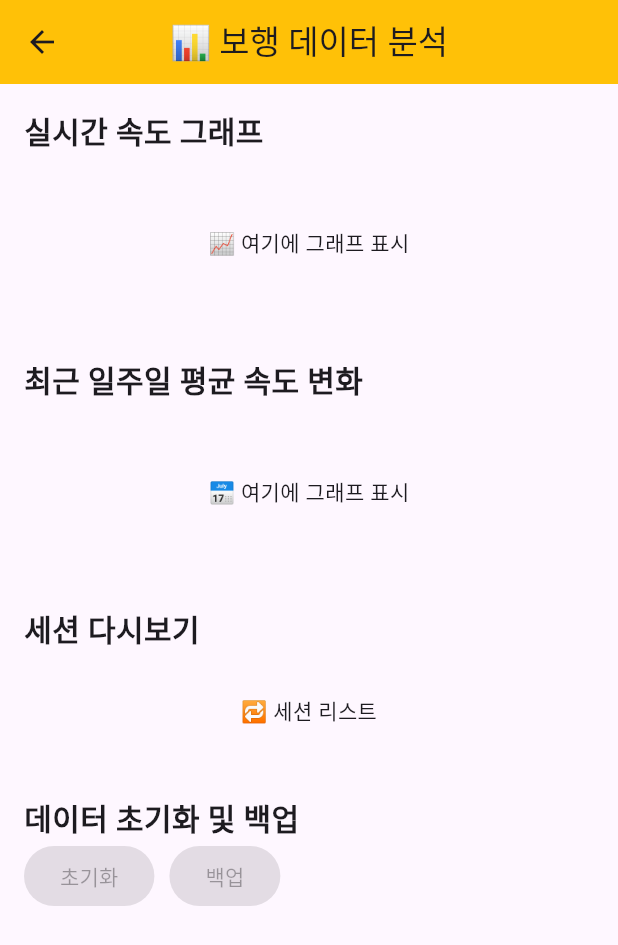
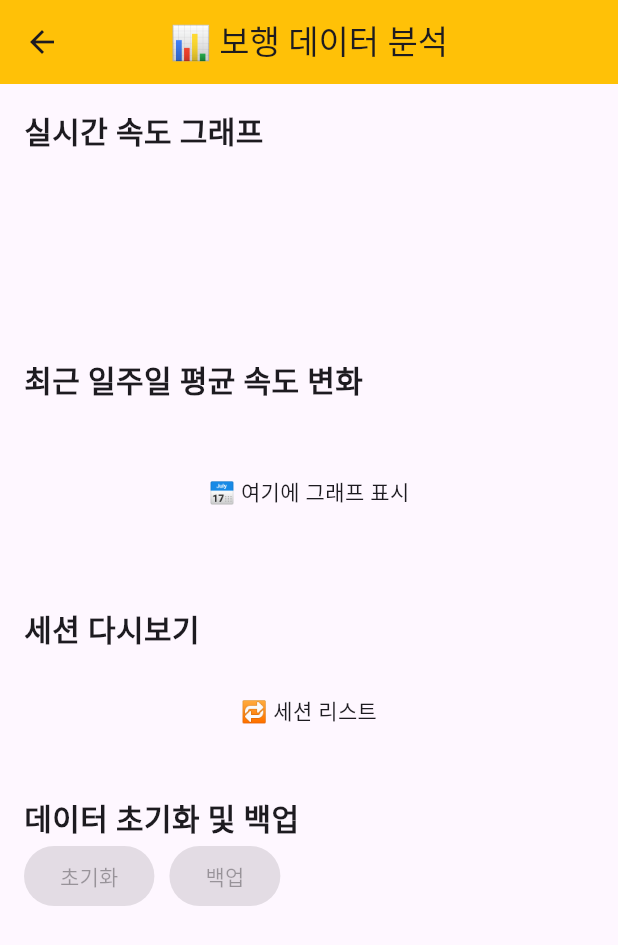
Before and after one commit to syprisilla/Walk_Guide, a Flutter app: the AnalyticsDashboardPage screen opened directly, on a phone screen of 412 x 824 dp. Shown: the top 945 px of the screen. Run offline on Flutter 3.47's test engine with Material 3 defaults, Android fonts, the phone set to English and light mode, and no system bars; drawn by our look-alikes of fl_chart; our stand-ins replace camera, flutter_tts, hive, hive_flutter, pedometer, permission_handler and 1 more; missing offline and left inert: google_mlkit_commons, google_mlkit_object_detection; accounts and stored records are empty.

Commit message:
feat: add real-time speed line chart

```diff
--- a/app/lib/analytics_dashboard_page.dart
+++ b/app/lib/analytics_dashboard_page.dart
@@ -1,7 +1,38 @@
 import 'package:flutter/material.dart';
+import 'dart:async';
+import 'package:fl_chart/fl_chart.dart';
 
-class AnalyticsDashboardPage extends StatelessWidget {
+class AnalyticsDashboardPage extends StatefulWidget {
   const AnalyticsDashboardPage({super.key});
+
+  @override
+  State<AnalyticsDashboardPage> createState() => _AnalyticsDashboardPageState();
+}
+
+class _AnalyticsDashboardPageState extends State<AnalyticsDashboardPage> {
+  List<double> speedData = [];
+  Timer? _speedTimer;
+
+  @override
+  void initState() {
+    super.initState();
+
+    _speedTimer = Timer.periodic(const Duration(seconds: 1), (_) {
+      double simulatedSpeed = (2.0 + (speedData.length % 5) * 0.3);
+      setState(() {
+        speedData.add(simulatedSpeed);
+        if (speedData.length > 30) {
+          speedData.removeAt(0);
+        }
+      });
+    });
+  }
+
+  @override
+  void dispose() {
+    _speedTimer?.cancel();
+    super.dispose();
+  }
 
   @override
   Widget build(BuildContext context) {
@@ -15,37 +46,58 @@ class AnalyticsDashboardPage extends StatelessWidget {
         padding: const EdgeInsets.all(16.0),
         child: Column(
           crossAxisAlignment: CrossAxisAlignment.start,
-          children: const [
-            Text(
+          children: [
+            const Text(
               '실시간 속도 그래프',
               style: TextStyle(fontSize: 20, fontWeight: FontWeight.bold),
             ),
-            SizedBox(height: 120, child: Center(child: Text('📈 여기에 그래프 표시'))),
-            SizedBox(height: 16),
-
-            Text(
+            SizedBox(
+              height: 120,
+              child: Padding(
+                padding: const EdgeInsets.symmetric(vertical: 12.0),
+                child: LineChart(
+                  LineChartData(
+                    titlesData: FlTitlesData(show: false),
+                    borderData: FlBorderData(show: false),
+                    lineBarsData: [
+                      LineChartBarData(
+                        spots: List.generate(
+                          speedData.length,
+                          (i) => FlSpot(i.toDouble(), speedData[i]),
+                        ),
+                        isCurved: true,
+                        barWidth: 3,
+                        dotData: FlDotData(show: false),
+                        color: Colors.blue,
+                      ),
+                    ],
+                  ),
+                ),
+              ),
+            ),
+            const SizedBox(height: 16),
+            const Text(
               '최근 일주일 평균 속도 변화',
               style: TextStyle(fontSize: 20, fontWeight: FontWeight.bold),
             ),
-            SizedBox(height: 120, child: Center(child: Text('📅 여기에 그래프 표시'))),
-            SizedBox(height: 16),
-
-            Text(
+            const SizedBox(
+                height: 120, child: Center(child: Text('📅 여기에 그래프 표시'))),
+            const SizedBox(height: 16),
+            const Text(
               '세션 다시보기',
               style: TextStyle(fontSize: 20, fontWeight: FontWeight.bold),
             ),
-            SizedBox(height: 80, child: Center(child: Text('🔁 세션 리스트'))),
-            SizedBox(height: 16),
-
-            Text(
+            const SizedBox(height: 80, child: Center(child: Text('🔁 세션 리스트'))),
+            const SizedBox(height: 16),
+            const Text(
               '데이터 초기화 및 백업',
               style: TextStyle(fontSize: 20, fontWeight: FontWeight.bold),
             ),
             Row(
               children: [
-                ElevatedButton(onPressed: null, child: Text('초기화')),
-                SizedBox(width: 10),
-                ElevatedButton(onPressed: null, child: Text('백업')),
+                ElevatedButton(onPressed: null, child: const Text('초기화')),
+                const SizedBox(width: 10),
+                ElevatedButton(onPressed: null, child: const Text('백업')),
               ],
             ),
           ],
--- a/app/pubspec.yaml
+++ b/app/pubspec.yaml
@@ -30,6 +30,7 @@ dependencies:
 
    # 음성 안내 기능 추가
   flutter_tts: ^3.8.2
+  fl_chart: ^0.71.0
 
 dev_dependencies:
   flutter_test:
```
Also changed, not shown: app/pubspec.lock.
